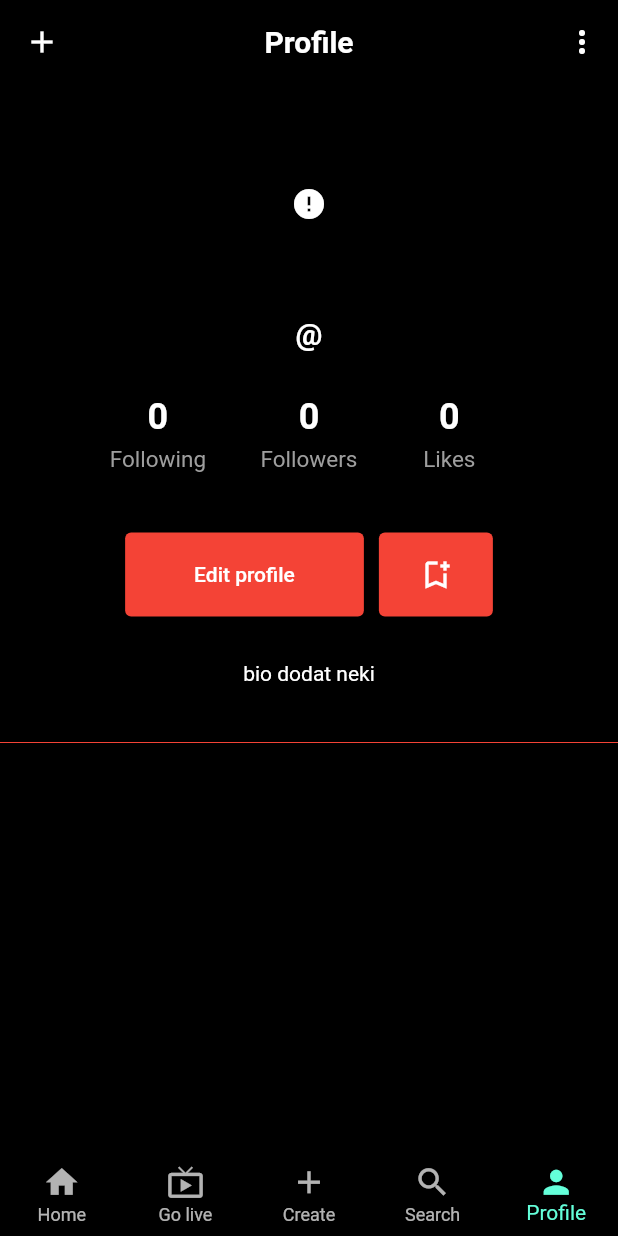
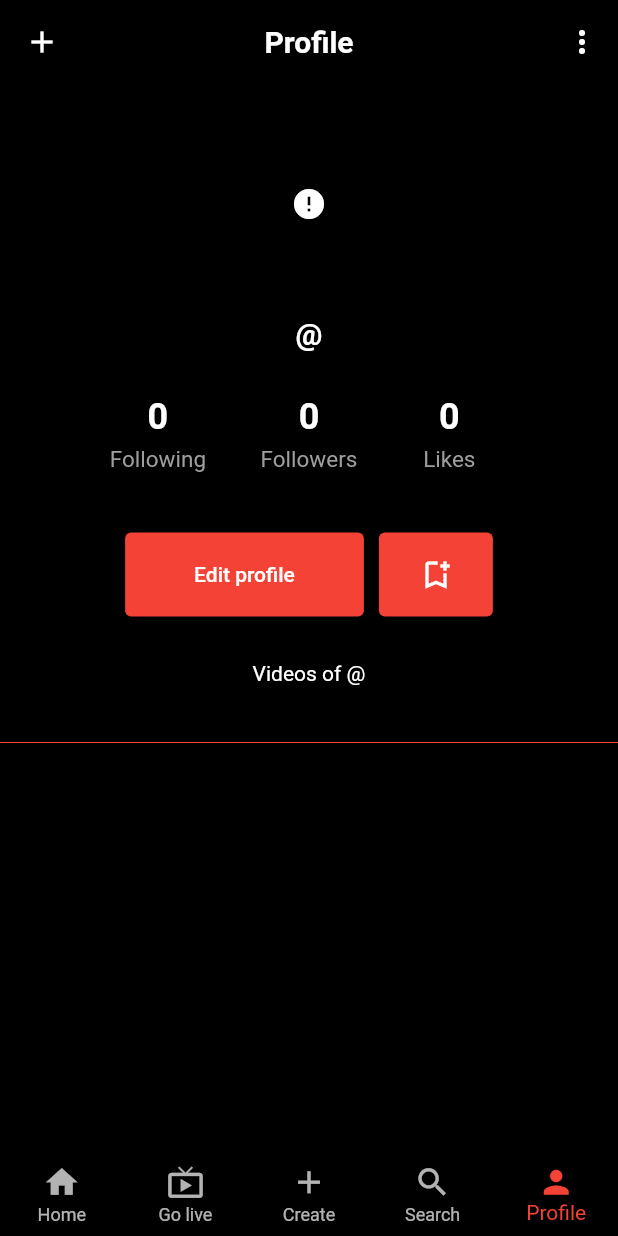
Before and after one commit to AmirBegic1/tiktok_clone, a Flutter app: the screen it shows once a user with an empty profile is signed in, item 5 of the bottom bar chosen, on a phone screen of 412 x 824 dp. Run offline on Flutter 3.47's test engine with Material 2 defaults, Android fonts, the phone set to English and light mode, and no system bars; drawn by our look-alikes of cached_network_image; our stand-ins replace cloud_firestore, firebase_auth, firebase_core, firebase_storage, flutter_signin_button, get and 3 more; missing offline and left inert: video_compress; accounts and stored records are empty; network calls fail.

Commit message:
fixed profile page

```diff
--- a/lib/controller/profil_controller.dart
+++ b/lib/controller/profil_controller.dart
@@ -38,9 +38,9 @@ class ProfilController extends GetxController {
     int followers = 0;
     int following = 0;
 
-    // for (var item in mojVideo.docs) {
-    //   likes += (item.data()['likes'] as List).length;
-    // }
+    for (var item in mojVideo.docs) {
+      likes += (item.data()['likes'] as List).length;
+    }
 
     var followersNumber = await FirebaseFirestore.instance
         .collection("users")
--- a/lib/view/screens/home_screen.dart
+++ b/lib/view/screens/home_screen.dart
@@ -15,6 +15,7 @@ class _HomeScreenState extends State<HomeScreen> {
   Widget build(BuildContext context) {
     return Scaffold(
       bottomNavigationBar: BottomNavigationBar(
+        selectedItemColor: Colors.red,
         type: BottomNavigationBarType.fixed,
         backgroundColor: backgroundColor,
         onTap: (index) {
--- a/lib/view/screens/profileScreens/profile.dart
+++ b/lib/view/screens/profileScreens/profile.dart
@@ -210,17 +210,23 @@ class _ProfileScreenState extends State<ProfileScreen> {
                             backgroundColor: Colors.red,
                           ),
                           onPressed: () {
-                            Get.to(() => const Settigns());
-                            Get.snackbar("Going to settings page",
-                                "Edit profile on settings page!");
+                            if (widget.uid ==
+                                AuthController.instance.user.uid) {
+                              Get.to(() => const Settigns());
+                              Get.snackbar("Going to settings page",
+                                  "Edit profile on settings page!");
+                            } else {
+                              Get.back();
+                            }
                           },
                           child: Container(
                             alignment: Alignment.center,
                             padding: const EdgeInsets.symmetric(
                                 horizontal: 30, vertical: 20),
-                            child: const Text(
-                              'Edit profile',
-                            ),
+                            child: Text(
+                                widget.uid == AuthController.instance.user.uid
+                                    ? 'Edit profile'
+                                    : 'Go back'),
                           ),
                         ),
                         const SizedBox(
@@ -243,7 +249,7 @@ class _ProfileScreenState extends State<ProfileScreen> {
                     const SizedBox(
                       height: 30,
                     ),
-                    const Text('bio dodat neki'),
+                    Text('Videos of @${controller.user['name']}'),
                     const SizedBox(
                       height: 30,
                     ),
```
